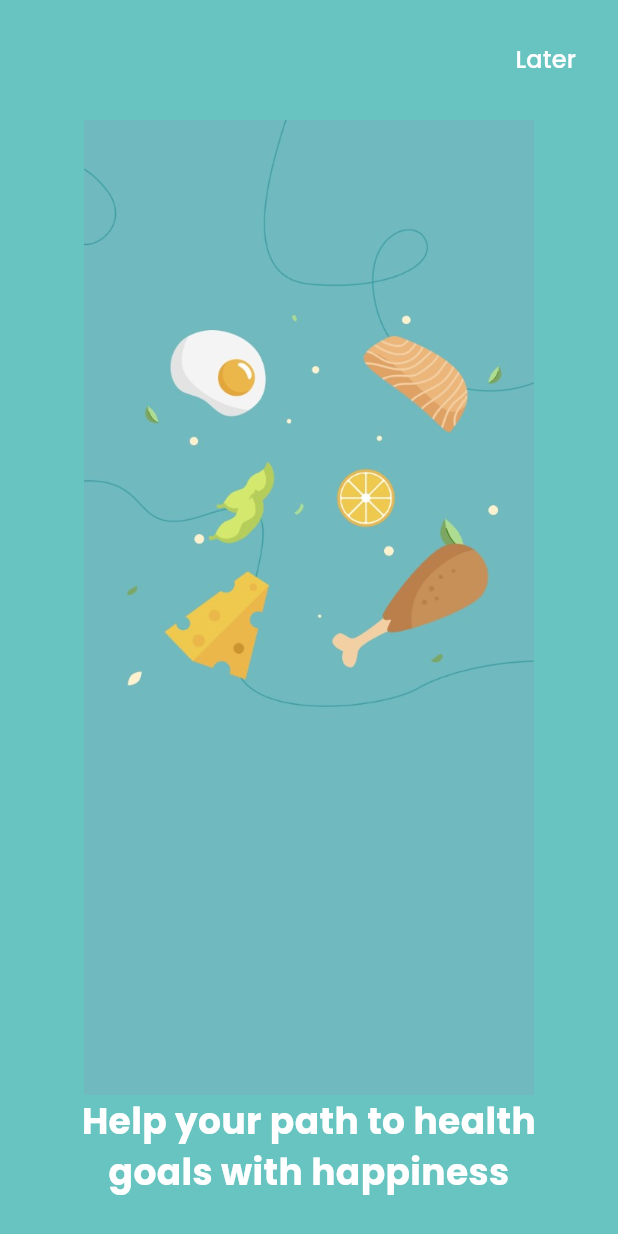
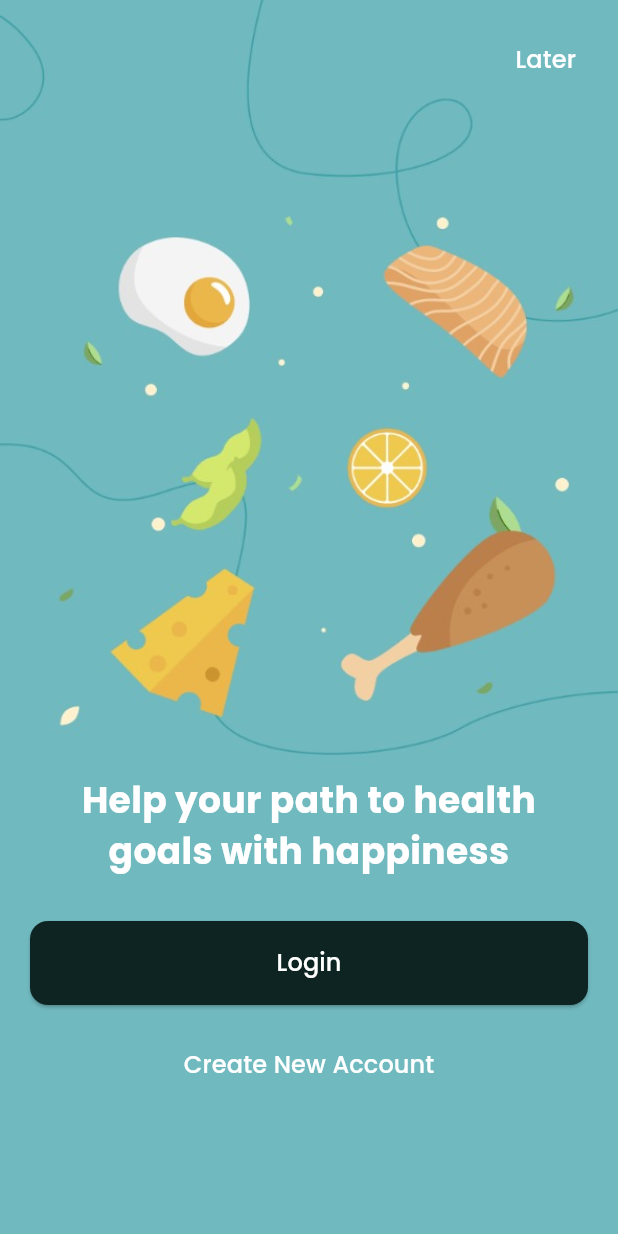
Before and after one commit to mehrinshamim/flutter-task, a Flutter app: the screen it shows after launch, on a phone screen of 412 x 824 dp. Run offline on Flutter 3.47's test engine with Material 3 defaults, Android fonts, the phone set to English and light mode, and no system bars; our stand-ins replace flutter_svg.

```diff
--- a/lib/screens/search_screen.dart
+++ b/lib/screens/search_screen.dart
@@ -77,7 +77,7 @@ class _SearchScreenState extends State<SearchScreen> {
                           child: ChoiceChip(
                             label: Text(category),
                             selected: _selectedCategory == category,
-                            selectedColor: const Color(0xFF68C4C0),
+                            selectedColor: const Color(0xFF70B9BE),
                             onSelected: (selected) {
                               setState(() {
                                 _selectedCategory = category;
--- a/lib/screens/welcome_screen.dart
+++ b/lib/screens/welcome_screen.dart
@@ -7,9 +7,19 @@ class WelcomeScreen extends StatelessWidget {
   @override
   Widget build(BuildContext context) {
     return Scaffold(
-      backgroundColor: const Color(0xFF68C4C0),
+      backgroundColor: const Color(0xFF70B9BE),
       body: SafeArea(
-        child: Column(
+        child: Stack(
+          children: [
+            // Background image stretched to fill the screen
+            Positioned.fill(
+              child: Image.asset(
+                'assets/images/pg1_task.jpg',
+                fit: BoxFit.cover,
+              ),
+            ),
+            // Foreground content
+            Column(
               children: [
                 Align(
                   alignment: Alignment.topRight,
@@ -29,23 +39,13 @@ class WelcomeScreen extends StatelessWidget {
                   ),
                 ),
                 const Spacer(),
-            // Food illustrations
-            Center(
-              child: Stack(
-                children: [
-                  // We'll replace these with actual SVG or images
-                  Image.asset('assets/images/pg1_task.jpg', width: 300),
-                ],
-              ),
-            ),
-            const Spacer(),
                 const Padding(
                   padding: EdgeInsets.symmetric(horizontal: 30.0),
                   child: Text(
                     'Help your path to health goals with happiness',
                     textAlign: TextAlign.center,
                     style: TextStyle(
-                  color: Colors.white,
+                      color: Color.fromARGB(255, 255, 255, 255),
                       fontSize: 24.0,
                       fontWeight: FontWeight.bold,
                     ),
@@ -58,7 +58,9 @@ class WelcomeScreen extends StatelessWidget {
                     onPressed: () {
                       Navigator.pushReplacement(
                         context,
-                    MaterialPageRoute(builder: (context) => const HomeScreen()),
+                        MaterialPageRoute(
+                          builder: (context) => const HomeScreen(),
+                        ),
                       );
                     },
                     style: ElevatedButton.styleFrom(
@@ -82,7 +84,9 @@ class WelcomeScreen extends StatelessWidget {
                     style: TextStyle(color: Colors.white, fontSize: 16.0),
                   ),
                 ),
-            const SizedBox(height: 30),
+                const SizedBox(height: 90),
+              ],
+            ),
           ],
         ),
       ),
--- a/lib/widgets/category_chip.dart
+++ b/lib/widgets/category_chip.dart
@@ -20,7 +20,7 @@ class CategoryChip extends StatelessWidget {
       child: Container(
         padding: const EdgeInsets.symmetric(horizontal: 16, vertical: 8),
         decoration: BoxDecoration(
-          color: isSelected ? const Color(0xFF68C4C0) : Colors.grey[200],
+          color: isSelected ? const Color(0xFF70B9BE) : Colors.grey[200],
           borderRadius: BorderRadius.circular(20),
         ),
         child: Text(
--- a/lib/widgets/recipe_card.dart
+++ b/lib/widgets/recipe_card.dart
@@ -1,4 +1,3 @@
-// lib/widgets/recipe_card.dart
 import 'package:flutter/material.dart';
 import '../models/recipe.dart';
 
```
Also changed, not shown: lib/screens/home_screen.dart (+25 -8 lines), lib/widgets/bottom_navigation.dart (+4 -4 lines), pubspec.yaml (+9 -0 lines), assets/icons/Buy.svg (added), assets/icons/Home.svg (added), assets/icons/Notification.svg (added), assets/icons/Profile.svg (added), assets/icons/Search.svg (added), assets/icons/cart_icon.png (added), assets/icons/sun_icon.png (added), assets/icons/user1.jpg (added), assets/icons/user2.jpg (added), fonts/SofiaPro-Bold.otf (added), fonts/SofiaPro-Medium.otf (added), 1 more files. Lines whose indentation alone changed are shown as unchanged.
